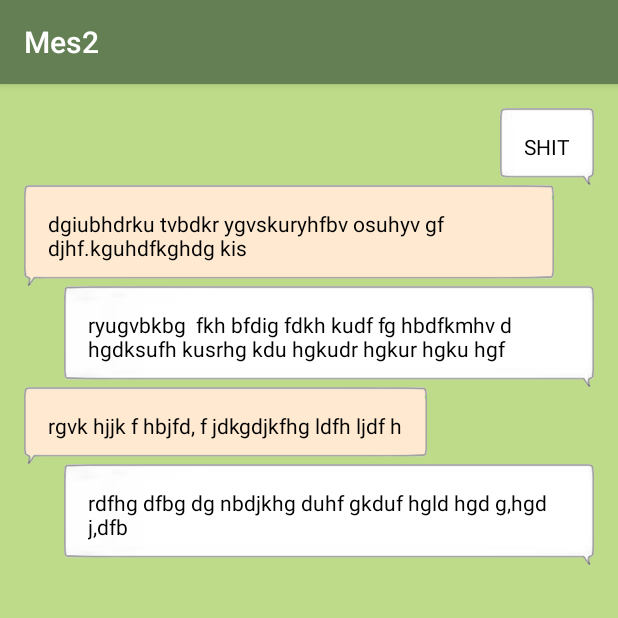
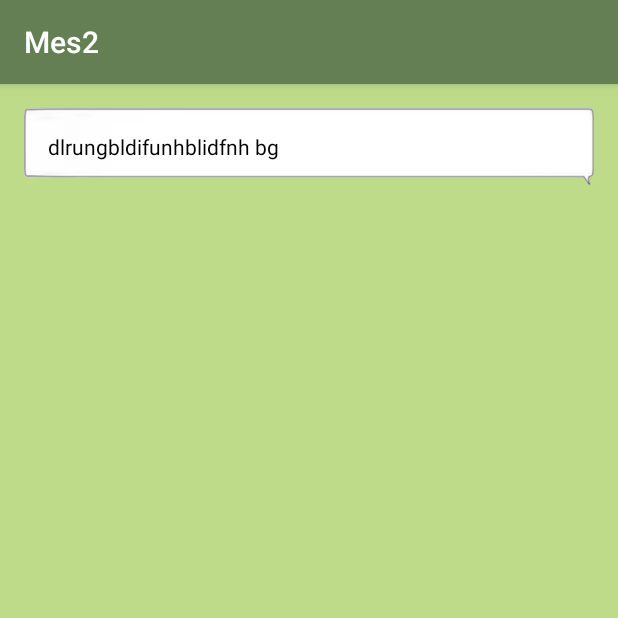
Before and after one commit to PetrGch/Messanger_design, an Android app: the MessageActivity screen opened directly, with no data from a screen before it, on a phone screen of 412 x 824 dp, the top half of it. Run offline under Robolectric (Android 15) with nearby library versions, the phone set to English and light mode, and no system bars.

Commit message:
MessageListAdapter

```diff
--- a/app/src/main/java/com/example/petr/mes2/MessageActivity.java
+++ b/app/src/main/java/com/example/petr/mes2/MessageActivity.java
@@ -2,6 +2,11 @@ package com.example.petr.mes2;
 
 import android.os.Bundle;
 import android.support.v7.app.AppCompatActivity;
+import android.widget.ListView;
+
+import java.util.ArrayList;
+
+import yoba.protocol.adapter.Message;
 
 public class MessageActivity extends AppCompatActivity {
 
@@ -9,16 +14,10 @@ public class MessageActivity extends AppCompatActivity {
     protected void onCreate(Bundle savedInstanceState) {
         super.onCreate(savedInstanceState);
         setContentView(R.layout.activity_message);
-        ((MessageView) findViewById(R.id.message)).setText("SHIT");
-        ((MessageView) findViewById(R.id.message2)).setText("dgiubhdrku tvbdkr ygvskuryhfbv osuhyv gf djhf.kguhdfkghdg kis");
-        ((MessageView) findViewById(R.id.message3)).setText("ryugvbkbg  fkh bfdig fdkh kudf fg hbdfkmhv d hgdksufh kusrhg kdu hgkudr hgkur hgku hgf ");
-        ((MessageView) findViewById(R.id.message4)).setText("rgvk hjjk f hbjfd, f jdkgdjkfhg ldfh ljdf h");
-        ((MessageView) findViewById(R.id.message5)).setText("rdfhg dfbg dg nbdjkhg duhf gkduf hgld hgd g,hgd j,dfb ");
-
-        ((MessageView) findViewById(R.id.message)).setIsFromMe(true);
-        ((MessageView) findViewById(R.id.message2)).setIsFromMe(false);
-        ((MessageView) findViewById(R.id.message3)).setIsFromMe(true);
-        ((MessageView) findViewById(R.id.message4)).setIsFromMe(false);
-        ((MessageView) findViewById(R.id.message5)).setIsFromMe(true);
+        ListView listView = (ListView) findViewById(R.id.message_list);
+        listView.setDividerHeight(0);
+        ArrayList<Message> messages = new ArrayList<>();
+        messages.add(new Message(Long.MAX_VALUE, "", "", "dlrungbldifunhblidfnh bg", "2015-11-11 11:11:11"));
+        listView.setAdapter(new MessageListAdapter(this, R.layout.message_view_layout, messages));
     }
 }
--- /dev/null
+++ b/app/src/main/java/com/example/petr/mes2/MessageListAdapter.java
@@ -0,0 +1,35 @@
+package com.example.petr.mes2;
+
+import android.content.Context;
+import android.view.View;
+import android.view.ViewGroup;
+import android.widget.ArrayAdapter;
+
+import java.util.List;
+
+import yoba.protocol.adapter.Message;
+
+/**
+ * Created by XlebNick for Messanger_design.
+ */
+public class MessageListAdapter extends ArrayAdapter<Message> {
+    private final List<Message> messages;
+
+    public MessageListAdapter(Context context, int resource, List<Message> objects) {
+        super(context, resource, objects);
+        this.messages = objects;
+    }
+
+    @Override
+    public int getCount() {
+        return messages.size();
+    }
+
+    @Override
+    public View getView(int position, View convertView, ViewGroup parent) {
+        MessageView view = new MessageView(parent.getContext());
+        view.setText(messages.get(position).getMessage());
+//        view.setIsFromMe(messages.get(position).amISender());
+        return view;
+    }
+}
--- a/app/src/main/java/com/example/petr/mes2/MessageView.java
+++ b/app/src/main/java/com/example/petr/mes2/MessageView.java
@@ -14,6 +14,13 @@ import android.widget.TextView;
 public class MessageView extends LinearLayout{
 
     private boolean isFromMe = true;
+
+    public MessageView(Context context) {
+        super(context);
+        inflate(context, R.layout.message_view_layout, this);
+
+    }
+
 
     public MessageView(Context context, AttributeSet attrs) {
         super(context, attrs);
--- a/app/src/main/res/layout/activity_message.xml
+++ b/app/src/main/res/layout/activity_message.xml
@@ -7,28 +7,10 @@
     android:paddingBottom="@dimen/activity_vertical_margin"
     android:orientation="vertical"
     tools:context="com.example.petr.mes2.MessageActivity">
-    <com.example.petr.mes2.MessageView
+
+    <ListView
         android:layout_width="match_parent"
-        android:layout_height="wrap_content"
-        android:id="@+id/message"
-        android:gravity="right"/>
-    <com.example.petr.mes2.MessageView
-        android:layout_width="match_parent"
-        android:layout_height="wrap_content"
-        android:id="@+id/message2"/>
-    <com.example.petr.mes2.MessageView
-        android:layout_width="match_parent"
-        android:layout_height="wrap_content"
-        android:id="@+id/message3"
-        android:layout_gravity="right"/>
-    <com.example.petr.mes2.MessageView
-        android:layout_width="match_parent"
-        android:layout_height="wrap_content"
-        android:id="@+id/message4"/>
-    <com.example.petr.mes2.MessageView
-        android:layout_width="match_parent"
-        android:layout_height="wrap_content"
-        android:id="@+id/message5"
-        android:gravity="right"/>
+        android:layout_height="match_parent"
+        android:id="@+id/message_list"/>
 
 </LinearLayout>
--- a/app/src/main/res/layout/message_view_layout.xml
+++ b/app/src/main/res/layout/message_view_layout.xml
@@ -1,5 +1,5 @@
 <?xml version="1.0" encoding="utf-8"?>
-<LinearLayout xmlns:android="http://schemas.android.com/apk/res/android" android:layout_width="wrap_content"
+<LinearLayout xmlns:android="http://schemas.android.com/apk/res/android" android:layout_width="match_parent"
     android:layout_height="wrap_content"
     android:background="@drawable/message"
     android:id="@+id/container"
```
Also changed, not shown: 2 other files.
